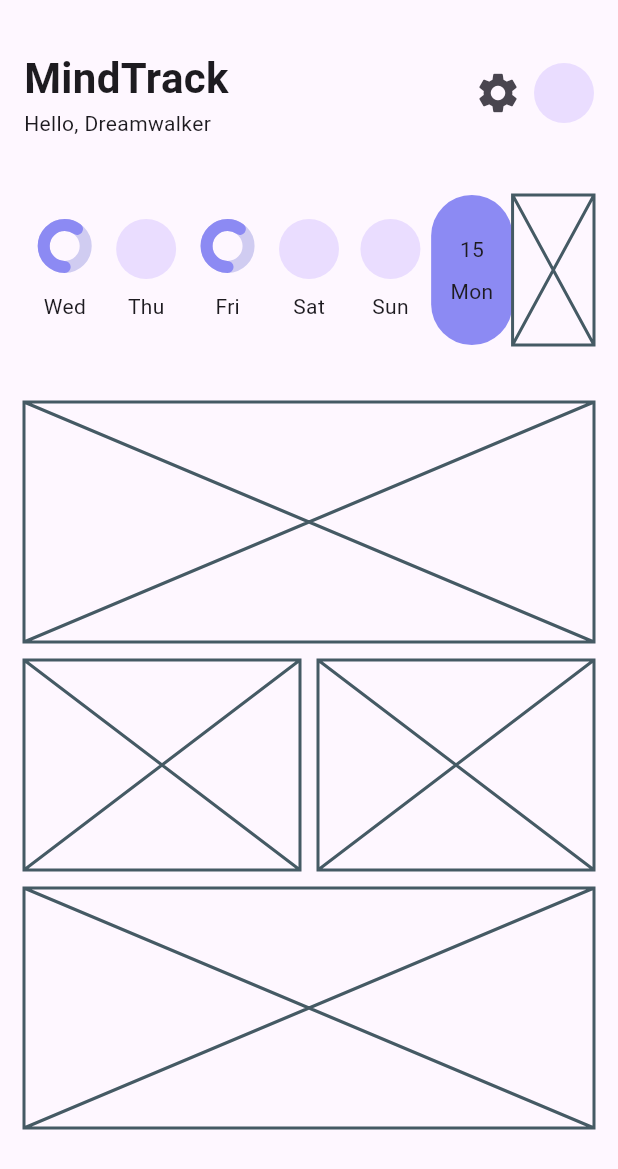
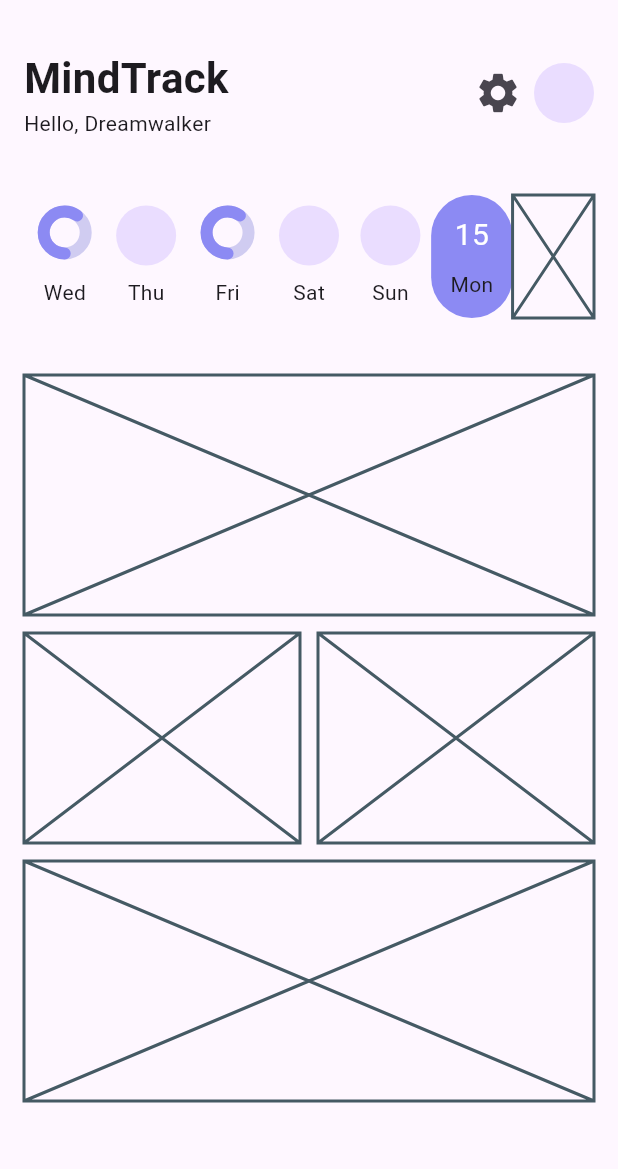
Before and after one commit to JAICHANGPARK/flutter_notebook_chapter_43, a Flutter app: the HabitJournalHomeScreen widget shown alone on an empty page, opened directly, on a phone screen of 412 x 824 dp. Shown: the top 1169 px of the screen. Run offline on Flutter 3.47's test engine with Material 3 defaults, Android fonts, the phone set to English and light mode, and no system bars; drawn by our look-alikes of percent_indicator; our stand-ins replace gap, hugeicons.

Commit message:
Update habit_journal_home_screen.dart

```diff
--- a/lib/ep2173_habit_journal_app/ui/home/habit_journal_home_screen.dart
+++ b/lib/ep2173_habit_journal_app/ui/home/habit_journal_home_screen.dart
@@ -50,7 +50,7 @@ class _HabitJournalHomeScreenState extends State<HabitJournalHomeScreen> {
                 margin: EdgeInsets.symmetric(
                   vertical: 38,
                 ),
-                height: 100,
+                height: 82,
                 child: Row(
                   children: [
                     Expanded(
@@ -182,7 +182,13 @@ class _HabitJournalHomeScreenState extends State<HabitJournalHomeScreen> {
                             //   startAngle: 180,
                             //   progressColor: HabitAppTheme.primary,
                             // ),
-                            Text("15"),
+                            Text(
+                              "15",
+                              style: TextStyle(
+                                fontSize: 20,
+                                color: Colors.white
+                              ),
+                            ),
                             Gap(8),
                             Text(
                               "Mon",
```
